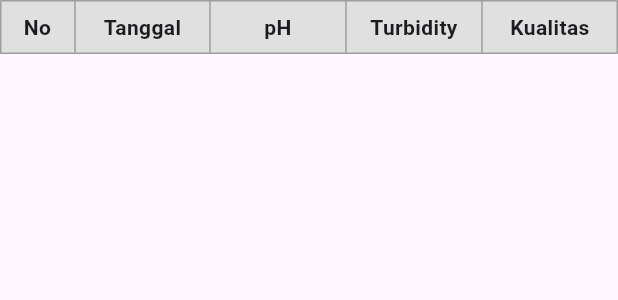
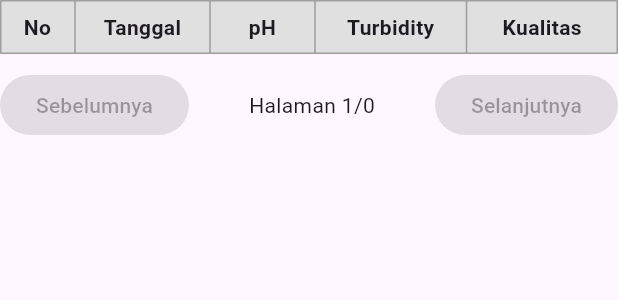
Before and after one commit to Haikal-Murtaza/monitorairlaut, a Flutter app: the SensorTable widget shown alone on an empty page, opened directly with empty values, on a phone screen of 412 x 824 dp. Shown: the top 300 px of the screen. Run offline on Flutter 3.47's test engine with Material 3 defaults, Android fonts, the phone set to English and light mode, and no system bars; our stand-ins replace cloud_firestore, firebase_auth, firebase_core, firebase_database, fl_chart; accounts and stored records are empty.

Commit message:
tambah navigation pada table

```diff
--- a/lib/widgets/table_widget.dart
+++ b/lib/widgets/table_widget.dart
@@ -1,22 +1,36 @@
 import 'package:flutter/material.dart';
 
-class SensorTable extends StatelessWidget {
+class SensorTable extends StatefulWidget {
   final List<MapEntry<dynamic, dynamic>> entries;
-  final int startIndex;
 
   const SensorTable({
     required this.entries,
-    required this.startIndex,
-  });
+    Key? key,
+  }) : super(key: key);
+
+  @override
+  State<SensorTable> createState() => _SensorTableState();
+}
+
+class _SensorTableState extends State<SensorTable> {
+  int currentPage = 0;
+  final int itemsPerPage = 5;
 
   @override
   Widget build(BuildContext context) {
-    return Table(
+    final start = currentPage * itemsPerPage;
+    final end = (start + itemsPerPage).clamp(0, widget.entries.length);
+    final currentPageEntries = widget.entries.sublist(start, end);
+    final totalPages = (widget.entries.length / itemsPerPage).ceil();
+
+    return Column(
+      children: [
+        Table(
           border: TableBorder.all(color: Colors.grey),
           columnWidths: const {
             0: FixedColumnWidth(50),
             1: FixedColumnWidth(90),
-        2: FlexColumnWidth(),
+            2: FixedColumnWidth(70),
             3: FlexColumnWidth(),
             4: FlexColumnWidth(),
           },
@@ -31,14 +45,38 @@ class SensorTable extends StatelessWidget {
                 _headerCell("Kualitas"),
               ],
             ),
-        for (int i = 0; i < entries.length; i++)
+            for (int i = 0; i < currentPageEntries.length; i++)
               TableRow(children: [
-            _cell((startIndex + i + 1).toString()),
-            _cell(_formatTimestamp(entries[i].key.toString())),
-            _cell(entries[i].value['ph'].toString()),
-            _cell(entries[i].value['turbidity'].toString()),
-            _cell(entries[i].value['prediction_label'].toString()),
+                _cell((start + i + 1).toString()),
+                _cell(_formatTimestamp(currentPageEntries[i].key.toString())),
+                _cell(currentPageEntries[i].value['ph'].toString()),
+                _cell(currentPageEntries[i].value['turbidity'].toString()),
+                _cell(
+                    currentPageEntries[i].value['prediction_label'].toString()),
               ]),
+          ],
+        ),
+        const SizedBox(height: 10),
+        Row(
+          mainAxisAlignment: MainAxisAlignment.spaceBetween,
+          children: [
+            ElevatedButton(
+              onPressed:
+                  currentPage > 0 ? () => setState(() => currentPage--) : null,
+              child: const Text("Sebelumnya"),
+            ),
+            Text(
+              'Halaman ${currentPage + 1}/$totalPages',
+              style: const TextStyle(fontSize: 14),
+            ),
+            ElevatedButton(
+              onPressed: end < widget.entries.length
+                  ? () => setState(() => currentPage++)
+                  : null,
+              child: const Text("Selanjutnya"),
+            ),
+          ],
+        ),
       ],
     );
   }
@@ -64,9 +102,10 @@ class SensorTable extends StatelessWidget {
         padding: const EdgeInsets.all(8.0),
         child: Text(
           text,
-        style: TextStyle(fontWeight: FontWeight.bold),
+          style: const TextStyle(fontWeight: FontWeight.bold),
           textAlign: TextAlign.center,
-      ));
+        ),
+      );
 
   Widget _cell(String text) => Padding(
         padding: const EdgeInsets.all(8.0),
```
Also changed, not shown: lib/pages/detailsensorpage.dart (+2 -26 lines), lib/widgets/trend_chart.dart (+45 -2 lines). Lines whose indentation alone changed are shown as unchanged.
